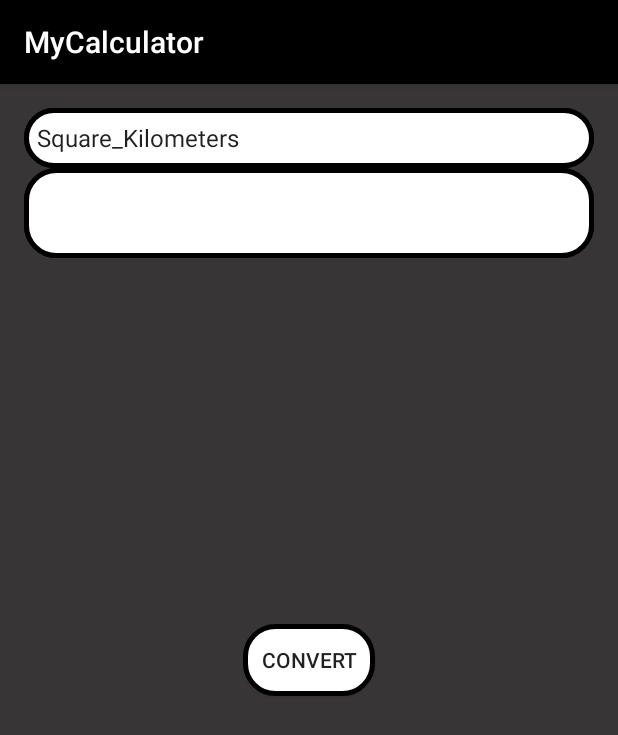
After one commit to 99002658/Android_Mini-Project, an Android app: the area_converter screen opened directly, with no data from a screen before it, on a phone screen of 412 x 824 dp. The commit adds this screen. Shown: the top 735 px of the screen. Run offline under Robolectric (Android 15) with nearby library versions, the phone set to English and light mode, and no system bars.

Commit message:
added area conversion function

```diff
--- a/Calculator/app/src/main/AndroidManifest.xml
+++ b/Calculator/app/src/main/AndroidManifest.xml
@@ -9,7 +9,8 @@
         android:roundIcon="@mipmap/ic_launcher_round"
         android:supportsRtl="true"
         android:theme="@style/AppTheme">
-        <activity android:name=".bmi"></activity>
+        <activity android:name=".area_converter"></activity>
+        <activity android:name=".bmi" />
         <activity android:name=".CurrencyConverter" />
         <activity android:name=".TemperatureConverter" />
         <activity android:name=".WeightConverter" />
--- /dev/null
+++ b/Calculator/app/src/main/java/com/lnt/mycalculator/area_converter.java
@@ -0,0 +1,51 @@
+package com.lnt.mycalculator;
+
+import androidx.appcompat.app.AppCompatActivity;
+
+import android.os.Bundle;
+import android.view.View;
+import android.widget.ArrayAdapter;
+import android.widget.EditText;
+import android.widget.Spinner;
+
+public class area_converter extends AppCompatActivity {
+    public ArrayAdapter<CharSequence> adapter;
+    Spinner fromSpinner, toSpinner;
+    @Override
+    protected void onCreate(Bundle savedInstanceState) {
+        super.onCreate(savedInstanceState);
+        setContentView(R.layout.activity_area_converter);
+
+        adapter = ArrayAdapter.createFromResource(this, R.array.area, android.R.layout.simple_spinner_item);
+        adapter.setDropDownViewResource(android.R.layout.simple_spinner_dropdown_item);
+
+        fromSpinner = (Spinner) findViewById(R.id.spinner_from);
+        toSpinner = (Spinner) findViewById(R.id.spinner_to);
+
+        fromSpinner.setAdapter(adapter);
+        toSpinner.setAdapter(adapter);
+    }
+    public void convert(View view) {
+        Spinner fromSpinner, toSpinner;
+        EditText fromEditText, toEditText;
+
+        fromSpinner = (Spinner) findViewById(R.id.spinner_from);
+        toSpinner = (Spinner) findViewById(R.id.spinner_to);
+        fromEditText = (EditText) findViewById(R.id.from_height);
+        toEditText = (EditText) findViewById(R.id.to_height);
+
+        // Get the string from the Spinners and number from the EditText
+        String fromString = (String) fromSpinner.getSelectedItem();
+        String toString = (String) toSpinner.getSelectedItem();
+        double input = Double.valueOf(fromEditText.getText().toString());
+
+        // Convert the strings to something in our Unit enu,
+        Tconverter.Unit fromUnit = Tconverter.Unit.fromString(fromString);
+        Tconverter.Unit toUnit = Tconverter.Unit.fromString(toString);
+
+        // Create a converter object and convert!
+        Tconverter converter = new Tconverter(fromUnit, toUnit, input);
+        double result = converter.convert();
+        toEditText.setText(String.valueOf(result));
+    }
+}
--- /dev/null
+++ b/Calculator/app/src/main/res/layout/activity_area_converter.xml
@@ -0,0 +1,69 @@
+<?xml version="1.0" encoding="utf-8"?>
+<androidx.constraintlayout.widget.ConstraintLayout xmlns:android="http://schemas.android.com/apk/res/android"
+    xmlns:app="http://schemas.android.com/apk/res-auto"
+    xmlns:tools="http://schemas.android.com/tools"
+    android:layout_width="match_parent"
+    android:layout_height="match_parent"
+    android:background="#373535"
+    tools:context=".area_converter">
+    <RelativeLayout
+        android:layout_width="match_parent"
+        android:layout_height="match_parent"
+        android:padding="16dp">
+
+        <Spinner
+            android:id="@+id/spinner_from"
+            android:layout_width="wrap_content"
+            android:layout_height="40dp"
+            android:layout_alignParentStart="true"
+            android:layout_alignParentTop="true"
+            android:layout_alignParentEnd="true"
+            android:background="@drawable/draw" />
+
+        <EditText
+            android:id="@+id/from_height"
+            android:layout_width="wrap_content"
+            android:layout_height="60dp"
+            android:layout_below="@+id/spinner_from"
+            android:layout_alignParentStart="true"
+            android:layout_alignParentEnd="true"
+            android:background="@drawable/draw"
+            android:ems="10"
+            android:inputType="numberDecimal" />
+
+        <Spinner
+            android:id="@+id/spinner_to"
+            android:layout_width="wrap_content"
+            android:layout_height="40dp"
+            android:layout_below="@+id/height"
+            android:layout_alignParentStart="true"
+            android:layout_alignParentEnd="true"
+            android:background="@drawable/draw" />
+
+        <EditText
+            android:id="@+id/to_height"
+            android:layout_width="wrap_content"
+            android:layout_height="60dp"
+            android:layout_below="@+id/spinner_to"
+            android:layout_alignParentStart="true"
+            android:layout_alignParentEnd="true"
+            android:background="@drawable/draw"
+            android:clickable="false"
+            android:cursorVisible="false"
+            android:ems="10"
+            android:focusable="false"
+            android:focusableInTouchMode="false"
+            android:inputType="numberDecimal" />
+
+        <Button
+            android:layout_width="wrap_content"
+            android:layout_height="wrap_content"
+            android:background="@drawable/draw"
+            android:text="Convert"
+            android:id="@+id/button_convert"
+            android:layout_centerVertical="true"
+            android:layout_centerHorizontal="true"
+            android:onClick="convert" />
+    </RelativeLayout>
+
+</androidx.constraintlayout.widget.ConstraintLayout>
--- a/Calculator/app/src/main/res/layout/activity_bmi.xml
+++ b/Calculator/app/src/main/res/layout/activity_bmi.xml
@@ -5,7 +5,7 @@
     android:layout_width="match_parent"
     android:layout_height="match_parent"
     android:background="#373535"
-    tools:context=".BMI_calc">
+    tools:context=".bmi">
 
     <EditText
         android:id="@+id/height"
```
Also changed, not shown: Calculator/app/src/main/java/com/lnt/mycalculator/UnitConverter.java (+12 -3 lines), Calculator/app/src/main/java/com/lnt/mycalculator/areaconv.java (added, +115 -0 lines).
